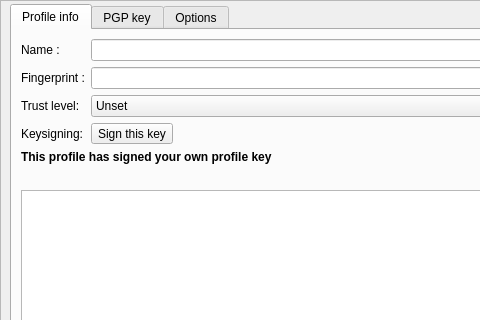
First picture: the form in retroshare-gui/src/gui/connect/PGPKeyDialog.ui, repository RetroShare/RetroShare, before the edit; both pictures show x 0 to 480 and y 0 to 320 of the 600 by 452 pixel window.
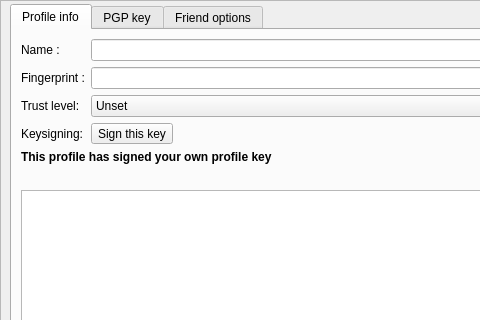
Second picture: the form after the edit. Icons and pictures are not drawn. Custom widgets are drawn as their Qt base class.

Commit message: made Options tab in Profiles Details window be disabled when the profile is not a friend

```diff
--- a/retroshare-gui/src/gui/connect/PGPKeyDialog.ui
+++ b/retroshare-gui/src/gui/connect/PGPKeyDialog.ui
@@ -393,7 +393,7 @@
         </widget>
         <widget class="QWidget" name="option_Tab">
          <attribute name="title">
-          <string>Options</string>
+          <string>Friend options</string>
          </attribute>
          <layout class="QVBoxLayout" name="option_Tab_VL">
           <item>
```
The commit also changes 1 other file.
